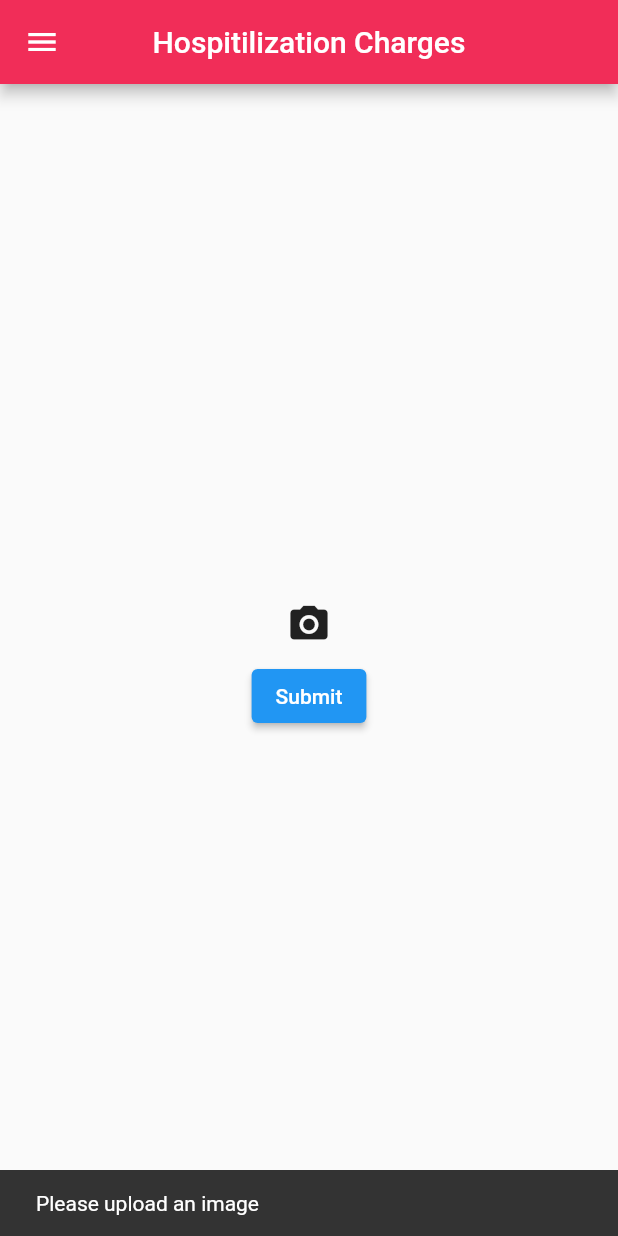
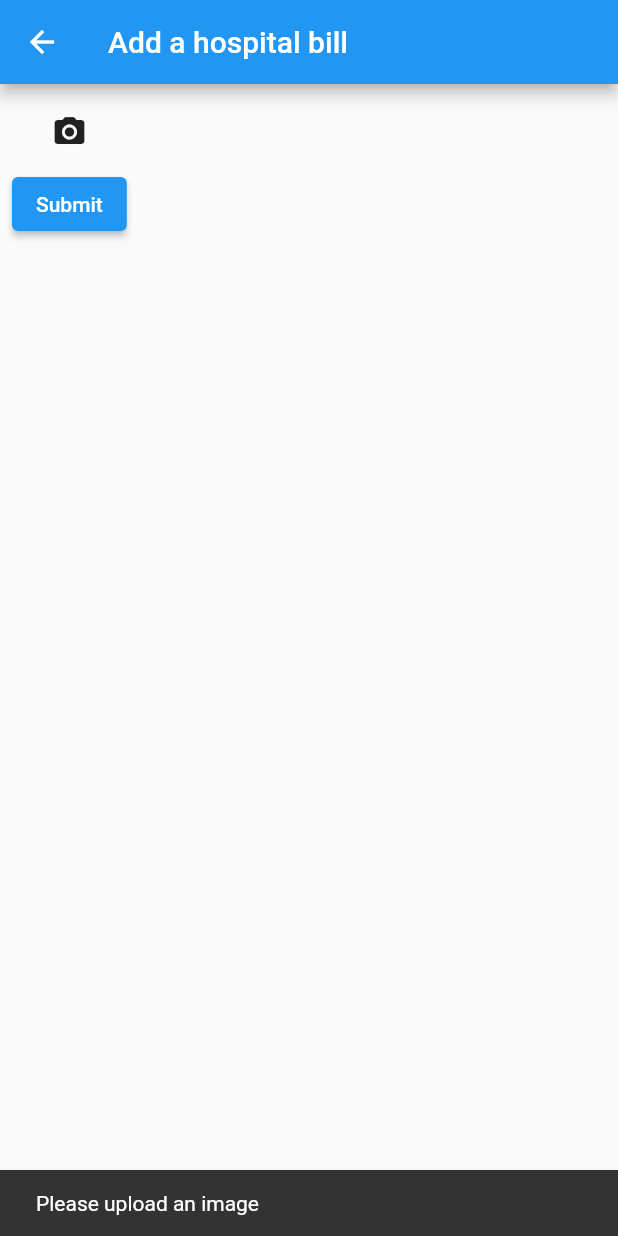
Before and after one commit to anu-shka-singh/MedLog, a Flutter app: the AddItem screen opened directly, after a tap on "Submit", on a phone screen of 412 x 824 dp. Run offline on Flutter 3.47's test engine with Material 2 defaults, Android fonts, the light colour scheme and no system bars; our stand-ins replace cloud_firestore, firebase_auth, firebase_core, firebase_storage, get, image_picker; accounts and stored records are empty.

Commit message:
resolved errors

```diff
--- a/lib/hospitalbill.dart
+++ b/lib/hospitalbill.dart
@@ -98,7 +98,7 @@ class hospitalbillState extends State<hospitalbill> {
   List searchResult = [];
 
   Future<void> searchFromFirebase() async {
-    final result = await FirebaseFirestore.instance.collection('hospitalbill').get();
+    final result = await FirebaseFirestore.instance.collection('hospitallBill').get();
 
     setState(() {
       searchResult = result.docs.map((e) => e.data()).toList();
--- a/lib/image_list.dart
+++ b/lib/image_list.dart
@@ -14,7 +14,7 @@ class ItemListState extends State<ItemList> {
   List searchResult = [];
 
   Future<void> searchFromFirebase() async {
-    final result = await FirebaseFirestore.instance.collection('prescription').get();
+    final result = await FirebaseFirestore.instance.collection('hospitallBill').get();
 
     setState(() {
       searchResult = result.docs.map((e) => e.data()).toList();
--- a/lib/image_upload.dart
+++ b/lib/image_upload.dart
@@ -1,4 +1,5 @@
 import 'dart:io';
+
 import 'package:flutter/material.dart';
 import 'package:cloud_firestore/cloud_firestore.dart';
 import 'package:image_picker/image_picker.dart';
@@ -12,9 +13,12 @@ class AddItem extends StatefulWidget {
 }
 
 class _AddItemState extends State<AddItem> {
+  // TextEditingController _controllerName = TextEditingController();
+  // TextEditingController _controllerQuantity = TextEditingController();
+
   GlobalKey<FormState> key = GlobalKey();
 
-  final docUser = FirebaseFirestore.instance.collection('prescription').doc();
+  final docuser = FirebaseFirestore.instance.collection('hospitallBill').doc();
 
   String imageUrl = '';
 
@@ -22,94 +26,115 @@ class _AddItemState extends State<AddItem> {
   Widget build(BuildContext context) {
     return Scaffold(
       appBar: AppBar(
-        title: Text('Hospitilization Charges'),
-        centerTitle: true,
-        backgroundColor: Color.fromARGB(255, 241, 45, 88),
+        title: Text('Add a hospital bill'),
       ),
-      drawer: Drawer(
-        child: ListView(
-          padding: EdgeInsets.zero,
-          children: <Widget>[
-            DrawerHeader(
-              decoration: BoxDecoration(
-                color:  Color.fromARGB(255, 241, 45, 88),
-              ),
-              child: Text(
-                'Explore!',
-                style: TextStyle(
-                  color: Colors.black,
-                  fontSize: 24,
-                ),
-              ),
-
-            ),
-
-            // ListTile(
-            //   leading: Icon(Icons.add_a_photo),
-            //   title: Text('Add another image'),
-            //   onTap: () {
-            //     // add logic here
-            //   },
-            // ),
-            // ListTile(
-            //   leading: Icon(Icons.contact_phone),
-            //   title: Text('Contact us'),
-            //   onTap: () {
-            //     // add logic here
-            //   },
-            // ),
-          ],
-        ),
-      ),
-      body: Center(
-        child: Padding(
-          padding: const EdgeInsets.all(8.0),
+      body: Padding(
+        padding: const EdgeInsets.all(8.0),
         child: Form(
           key: key,
           child: Column(
-            mainAxisAlignment: MainAxisAlignment.center,
             children: [
+              // TextFormField(
+              //   controller: _controllerName,
+              //   decoration:
+              //       InputDecoration(hintText: 'Enter the name of the item'),
+              //   validator: (String? value) {
+              //     if (value == null || value.isEmpty) {
+              //       return 'Please enter the item name';
+              //     }
+
+              //     return null;
+              //   },
+              // ),
+              // TextFormField(
+              //   controller: _controllerQuantity,
+              //   decoration:
+              //       InputDecoration(hintText: 'Enter the quantity of the item'),
+              //   validator: (String? value) {
+              //     if (value == null || value.isEmpty) {
+              //       return 'Please enter the item quantity';
+              //     }
+
+              //     return null;
+              //   },
+              // ),
               IconButton(
                   onPressed: () async {
+                    /*
+                * Step 1. Pick/Capture an image   (image_picker)
+                * Step 2. Upload the image to Firebase storage
+                * Step 3. Get the URL of the uploaded image
+                * Step 4. Store the image URL inside the corresponding
+                *         document of the database.
+                * Step 5. Display the image on the list
+                *
+                * */
+
+                    //Step 1:Pick image/
+                    //Install image_picker
+                    //Import the corresponding library
+
                     ImagePicker imagePicker = ImagePicker();
-                    XFile? file =
-                        await imagePicker.pickImage(source: ImageSource.gallery);
+                    XFile? file = await imagePicker.pickImage(
+                        source: ImageSource.gallery);
                     print('${file?.path}');
+
+
+
                     if (file == null) return;
+                    //Import dart:core
                     String uniqueFileName =
                         DateTime.now().millisecondsSinceEpoch.toString();
+
+                    //Step 2: Upload to Firebase storage/
+                    //Install firebase_storage
+                    //Import the library
+
+                    //Get a reference to storage root
                     Reference referenceRoot = FirebaseStorage.instance.ref();
                     Reference referenceDirImages =
                         referenceRoot.child('images');
+
+                    //Create a reference for the image to be stored
                     Reference referenceImageToUpload =
                         referenceDirImages.child('$uniqueFileName');
+
+                    //Handle errors/success
                     try {
+                      //Store the file
                       await referenceImageToUpload.putFile(File(file.path));
                       //Success: get the download URL
                       imageUrl = await referenceImageToUpload.getDownloadURL();
                     } catch (error) {
                       //Some error occurred
-                      ScaffoldMessenger.of(context)
-                          .showSnackBar(SnackBar(content: Text('Error uploading image. Please upload again.')));
+                      ScaffoldMessenger.of(context).showSnackBar(const SnackBar(
+                          content: Text('Please upload the image again')));
                     }
                   },
-                  icon: Icon(Icons.camera_alt,
-                  size:30),
-                  ),
+                  icon: const Icon(Icons.camera_alt)),
               ElevatedButton(
                   onPressed: () async {
                     if (imageUrl.isEmpty) {
-                      ScaffoldMessenger.of(context)
-                          .showSnackBar(SnackBar(content: Text('Please upload an image')));
+                      ScaffoldMessenger.of(context).showSnackBar(
+                        const SnackBar(
+                          content: Text('Please upload an image'),
+                        ),
+                      );
                     }
 
                     if (key.currentState!.validate()) {
+                      // String itemName = _controllerName.text;
+                      // String itemQuantity = _controllerQuantity.text;
+
+                      //Create a Map of data
                       Map<String, String> dataToSend = {
+                        // 'name': itemName,
+                        // 'quantity': itemQuantity,
                         'image': imageUrl,
                       };
 
                       //Add a new item
-                      docUser.set(dataToSend);
+                      docuser.set(dataToSend);
                     }
                   },
                   child: Text('Submit'),
@@ -120,7 +145,6 @@ class _AddItemState extends State<AddItem> {
           ),
         ),
       ),
-      ),
     );
   }
 }
```
Also changed, not shown: lib/text_recog.dart (added, +65 -0 lines).
